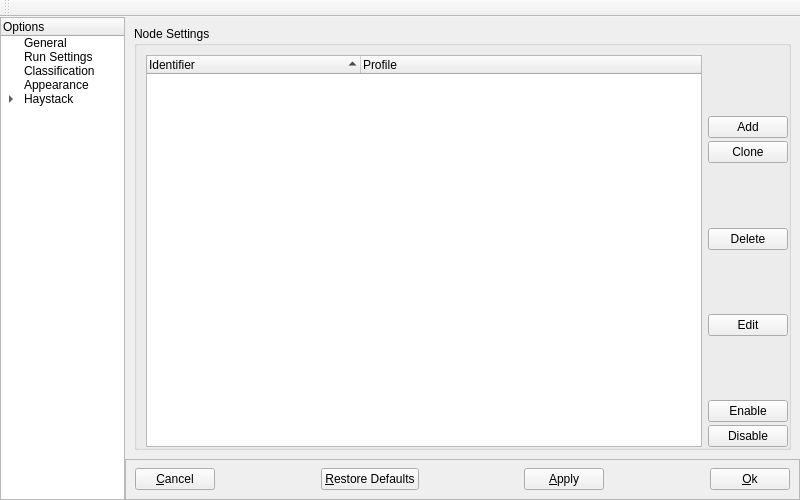
altf4/Nova, file NovaGUI/UI/novaconfig.ui: the form before one commit.
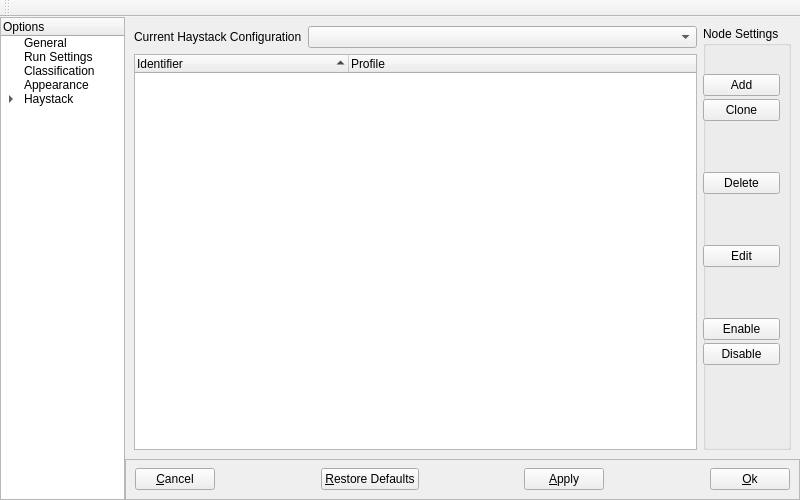
The form after the commit. The open tabs and pages were chosen to show the change.

Commit message: UI_QT: Add node group selection drop down box

What changed in the file:
```diff
--- a/NovaGUI/UI/novaconfig.ui
+++ b/NovaGUI/UI/novaconfig.ui
@@ -1538,20 +1538,28 @@
         <widget class="QWidget" name="nodesPage">
          <layout class="QHBoxLayout" name="nodesHBox">
           <item>
-           <widget class="QGroupBox" name="nodesGroupBox">
-            <property name="title">
-             <string>Node Settings</string>
-            </property>
-            <property name="flat">
-             <bool>true</bool>
-            </property>
-            <layout class="QHBoxLayout" name="nodesGroupHBox">
-             <property name="rightMargin">
-              <number>0</number>
-             </property>
-             <property name="bottomMargin">
-              <number>0</number>
-             </property>
+           <layout class="QVBoxLayout" name="verticalLayout">
+            <item>
+             <layout class="QFormLayout" name="formLayout">
+              <item row="0" column="0">
+               <widget class="QLabel" name="label_2">
+                <property name="text">
+                 <string>Current Haystack Configuration</string>
+                </property>
+               </widget>
+              </item>
+              <item row="0" column="1">
+               <widget class="QComboBox" name="haystackGroupComboBox">
+                <property name="sizePolicy">
+                 <sizepolicy hsizetype="MinimumExpanding" vsizetype="Fixed">
+                  <horstretch>0</horstretch>
+                  <verstretch>0</verstretch>
+                 </sizepolicy>
+                </property>
+               </widget>
+              </item>
+             </layout>
+            </item>
              <item>
               <widget class="QTreeWidget" name="nodeTreeWidget">
                <property name="verticalScrollBarPolicy">
@@ -1596,7 +1604,25 @@
                </column>
               </widget>
              </item>
+           </layout>
+          </item>
              <item>
+           <widget class="QGroupBox" name="nodesGroupBox">
+            <property name="title">
+             <string>Node Settings</string>
+            </property>
+            <property name="flat">
+             <bool>true</bool>
+            </property>
+            <widget class="QWidget" name="layoutWidget">
+             <property name="geometry">
+              <rect>
+               <x>0</x>
+               <y>0</y>
+               <width>77</width>
+               <height>339</height>
+              </rect>
+             </property>
               <layout class="QVBoxLayout" name="nodesButtonBox">
                <property name="spacing">
                 <number>3</number>
@@ -1696,8 +1722,7 @@
                 </widget>
                </item>
               </layout>
-             </item>
-            </layout>
+            </widget>
            </widget>
           </item>
          </layout>
```
Left out of the diff: 4 changed lines with no effect on the pictures. Lines whose indentation alone changed are shown as unchanged. The commit also changes 7 other files.
